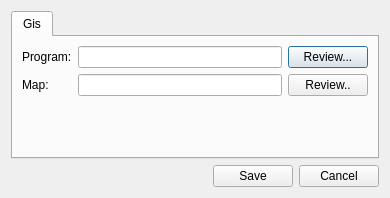
Before: the Qt Designer form settingsdialog.ui in testprojects/myClient, drawn with Qt 5.
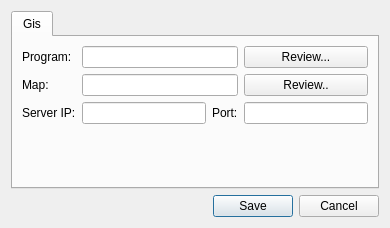
After: the same form once the commit is applied.

The edit to the form file:
```diff
--- a/settingsdialog.ui
+++ b/settingsdialog.ui
@@ -7,13 +7,40 @@
     <x>0</x>
     <y>0</y>
     <width>390</width>
-    <height>198</height>
+    <height>228</height>
    </rect>
   </property>
   <property name="windowTitle">
    <string>Settings</string>
   </property>
   <layout class="QGridLayout" name="gridLayout_2">
+   <item row="1" column="1">
+    <widget class="QPushButton" name="saveButton">
+     <property name="text">
+      <string>Save</string>
+     </property>
+    </widget>
+   </item>
+   <item row="1" column="0">
+    <spacer name="horizontalSpacer">
+     <property name="orientation">
+      <enum>Qt::Horizontal</enum>
+     </property>
+     <property name="sizeHint" stdset="0">
+      <size>
+       <width>207</width>
+       <height>20</height>
+      </size>
+     </property>
+    </spacer>
+   </item>
+   <item row="1" column="2">
+    <widget class="QPushButton" name="cancelButton">
+     <property name="text">
+      <string>Cancel</string>
+     </property>
+    </widget>
+   </item>
    <item row="0" column="0" colspan="3">
     <widget class="QTabWidget" name="tabWidget">
      <property name="tabShape">
@@ -27,24 +54,10 @@
        <string>Gis</string>
       </attribute>
       <layout class="QGridLayout" name="gridLayout">
-       <item row="1" column="1">
-        <widget class="QLineEdit" name="pathToMapLineEdit">
-         <property name="readOnly">
-          <bool>true</bool>
-         </property>
-        </widget>
-       </item>
-       <item row="0" column="1">
-        <widget class="QLineEdit" name="pathToProgramLineEdit">
-         <property name="readOnly">
-          <bool>true</bool>
-         </property>
-        </widget>
-       </item>
-       <item row="0" column="2">
-        <widget class="QPushButton" name="reviewProgramButton">
+       <item row="1" column="0">
+        <widget class="QLabel" name="label_2">
          <property name="text">
-          <string>Review...</string>
+          <string>Map:</string>
          </property>
         </widget>
        </item>
@@ -58,21 +71,21 @@
          </property>
         </widget>
        </item>
-       <item row="1" column="0">
-        <widget class="QLabel" name="label_2">
+       <item row="2" column="0">
+        <widget class="QLabel" name="label_3">
          <property name="text">
-          <string>Map:</string>
+          <string>Server IP:</string>
          </property>
         </widget>
        </item>
-       <item row="1" column="2">
-        <widget class="QPushButton" name="reviewMapButton">
+       <item row="2" column="2">
+        <widget class="QLabel" name="label_4">
          <property name="text">
-          <string>Review..</string>
+          <string>Port:</string>
          </property>
         </widget>
        </item>
-       <item row="2" column="1">
+       <item row="3" column="1">
         <spacer name="verticalSpacer">
          <property name="orientation">
           <enum>Qt::Vertical</enum>
@@ -85,37 +98,44 @@
          </property>
         </spacer>
        </item>
+       <item row="2" column="1">
+        <widget class="QLineEdit" name="serverIPLineEdit"/>
+       </item>
+       <item row="2" column="3">
+        <widget class="QLineEdit" name="serverPortLineEdit"/>
+       </item>
+       <item row="0" column="3">
+        <widget class="QPushButton" name="reviewProgramButton">
+         <property name="text">
+          <string>Review...</string>
+         </property>
+        </widget>
+       </item>
+       <item row="1" column="3">
+        <widget class="QPushButton" name="reviewMapButton">
+         <property name="text">
+          <string>Review..</string>
+         </property>
+        </widget>
+       </item>
+       <item row="0" column="1" colspan="2">
+        <widget class="QLineEdit" name="pathToProgramLineEdit">
+         <property name="readOnly">
+          <bool>true</bool>
+         </property>
+        </widget>
+       </item>
+       <item row="1" column="1" colspan="2">
+        <widget class="QLineEdit" name="pathToMapLineEdit">
+         <property name="readOnly">
+          <bool>true</bool>
+         </property>
+        </widget>
+       </item>
       </layout>
      </widget>
     </widget>
    </item>
-   <item row="1" column="0">
-    <spacer name="horizontalSpacer">
-     <property name="orientation">
-      <enum>Qt::Horizontal</enum>
-     </property>
-     <property name="sizeHint" stdset="0">
-      <size>
-       <width>207</width>
-       <height>20</height>
-      </size>
-     </property>
-    </spacer>
-   </item>
-   <item row="1" column="1">
-    <widget class="QPushButton" name="saveButton">
-     <property name="text">
-      <string>Save</string>
-     </property>
-    </widget>
-   </item>
-   <item row="1" column="2">
-    <widget class="QPushButton" name="cancelButton">
-     <property name="text">
-      <string>Cancel</string>
-     </property>
-    </widget>
-   </item>
   </layout>
  </widget>
  <resources/>
```
